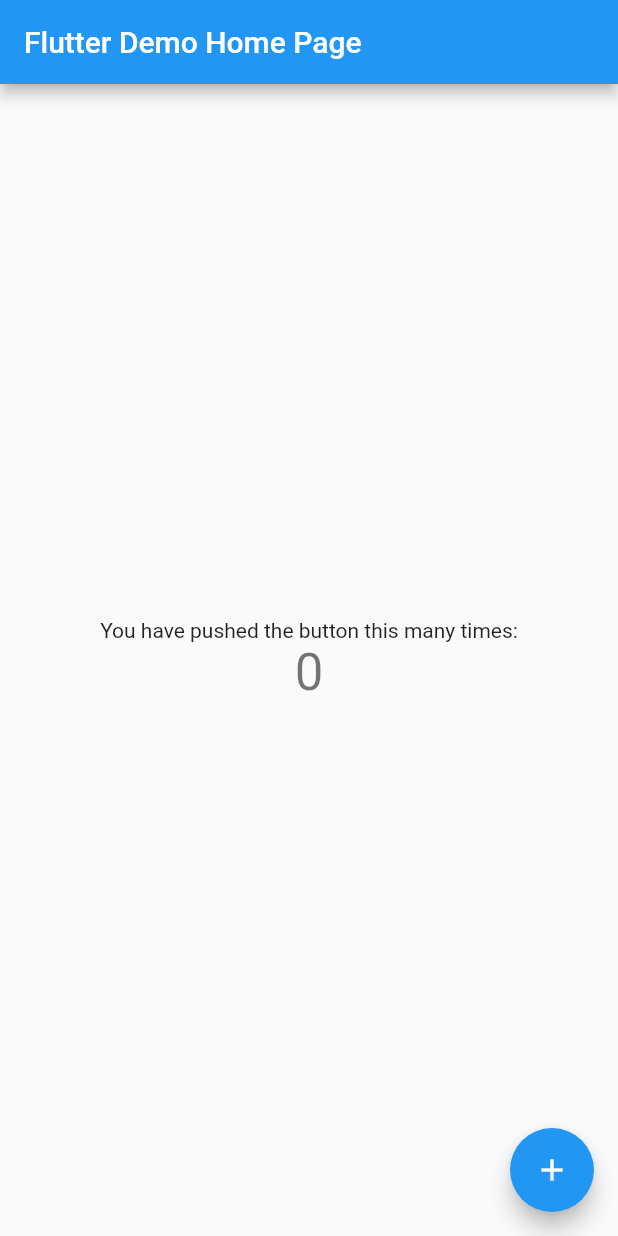
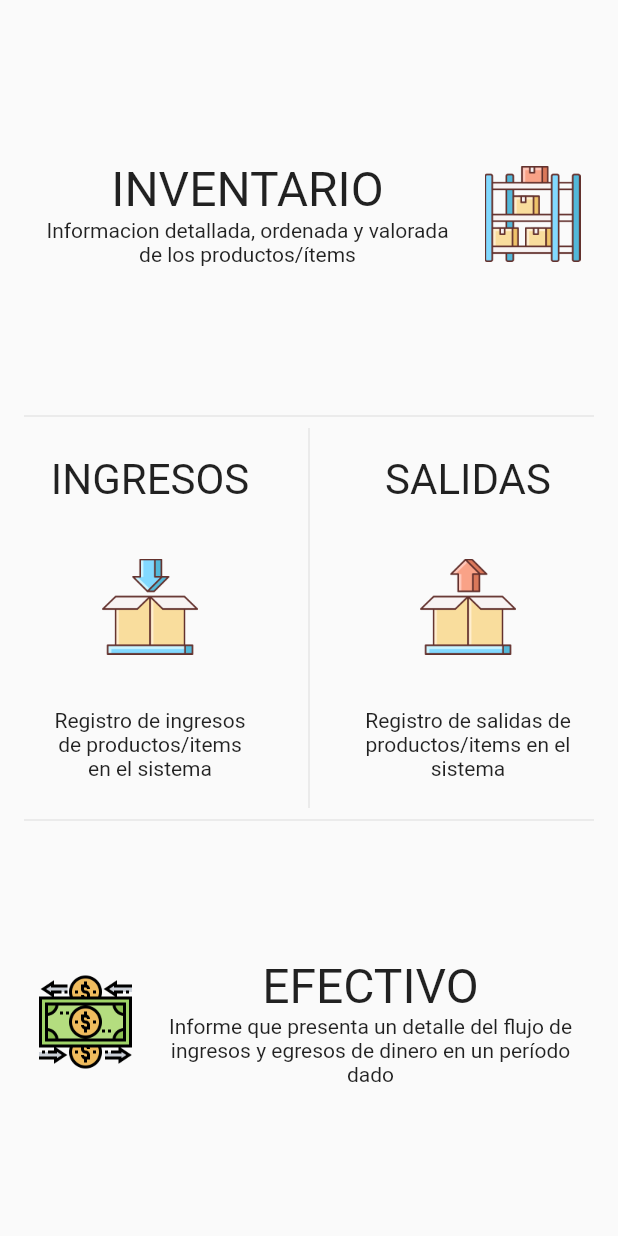
Before and after one commit to marcoleonardini/hackton_pyme_2019, a Flutter app: the screen it shows after launch, on a phone screen of 412 x 824 dp. Run offline on Flutter 3.47's test engine with Material 2 defaults, Android fonts, the light colour scheme and no system bars.

Commit message:
Added Home Screen

```diff
--- a/lib/main.dart
+++ b/lib/main.dart
@@ -1,4 +1,5 @@
 import 'package:flutter/material.dart';
+import 'package:hackaton_pyme_2019/ui/pages/home.page.dart';
 
 void main() => runApp(MyApp());
 
@@ -7,58 +8,14 @@
   @override
   Widget build(BuildContext context) {
     return MaterialApp(
+      debugShowCheckedModeBanner: false,
       title: 'Flutter Demo',
       theme: ThemeData(
         primarySwatch: Colors.blue,
       ),
-      home: MyHomePage(title: 'Flutter Demo Home Page'),
+      routes: {
+        '/': (context) => HomePage(),
+      },
     );
   }
 }
-
-class MyHomePage extends StatefulWidget {
-  MyHomePage({Key key, this.title}) : super(key: key);
-
-  final String title;
-
-  @override
-  _MyHomePageState createState() => _MyHomePageState();
-}
-
-class _MyHomePageState extends State<MyHomePage> {
-  int _counter = 0;
-
-  void _incrementCounter() {
-    setState(() {
-      _counter++;
-    });
-  }
-
-  @override
-  Widget build(BuildContext context) {
-    return Scaffold(
-      appBar: AppBar(
-        title: Text(widget.title),
-      ),
-      body: Center(
-        child: Column(
-          mainAxisAlignment: MainAxisAlignment.center,
-          children: <Widget>[
-            Text(
-              'You have pushed the button this many times:',
-            ),
-            Text(
-              '$_counter',
-              style: Theme.of(context).textTheme.display1,
-            ),
-          ],
-        ),
-      ),
-      floatingActionButton: FloatingActionButton(
-        onPressed: _incrementCounter,
-        tooltip: 'Increment',
-        child: Icon(Icons.add),
-      ),
-    );
-  }
-}
--- /dev/null
+++ b/lib/ui/pages/home.page.dart
@@ -0,0 +1,160 @@
+import 'package:flutter/material.dart';
+
+class HomePage extends StatelessWidget {
+  @override
+  Widget build(BuildContext context) {
+    return SafeArea(
+      child: Scaffold(
+        body: Container(
+          padding: EdgeInsets.all(16.0),
+          height: MediaQuery.of(context).size.height,
+          width: MediaQuery.of(context).size.width,
+          child: Column(
+            children: <Widget>[
+              _inventarios(),
+              Divider(),
+              _gestion(),
+              Divider(),
+              _flujoDeCaja(),
+            ],
+          ),
+        ),
+      ),
+    );
+  }
+
+  Widget _inventarios() {
+    return Expanded(
+      child: Container(
+        child: Row(
+          mainAxisAlignment: MainAxisAlignment.spaceAround,
+          children: <Widget>[
+            Column(
+              mainAxisAlignment: MainAxisAlignment.center,
+              children: <Widget>[
+                Text(
+                  'INVENTARIO',
+                  style: TextStyle(fontSize: 32.0),
+                ),
+                Container(
+                  width: 280.0,
+                  child: Text(
+                    'Informacion detallada, ordenada y valorada de los productos/ítems',
+                    textAlign: TextAlign.center,
+                  ),
+                ),
+              ],
+            ),
+            Image.asset(
+              'assets/stock.png',
+              width: 64,
+            )
+            // Icon(
+            //   Icons.inbox,
+            //   size: 56,
+            // ),
+          ],
+        ),
+      ),
+    );
+  }
+
+  Widget _gestion() {
+    return Expanded(
+      child: Container(
+        child: Row(
+          mainAxisAlignment: MainAxisAlignment.spaceAround,
+          children: <Widget>[
+            Column(
+              mainAxisAlignment: MainAxisAlignment.spaceAround,
+              children: <Widget>[
+                Text(
+                  'INGRESOS',
+                  style: TextStyle(fontSize: 28.0),
+                ),
+                Image.asset(
+                  'assets/in.png',
+                  width: 64,
+                ),
+                // Icon(
+                //   Icons.call_missed_outgoing,
+                //   size: 48,
+                // ),
+                Container(
+                  width: 140.0,
+                  //padding: EdgeInsets.all(8.0),
+                  child: Text(
+                    'Registro de ingresos de productos/items en el sistema',
+                    textAlign: TextAlign.center,
+                  ),
+                ),
+              ],
+            ),
+            VerticalDivider(),
+            Column(
+              mainAxisAlignment: MainAxisAlignment.spaceAround,
+              children: <Widget>[
+                Text(
+                  'SALIDAS',
+                  style: TextStyle(fontSize: 28.0),
+                ),
+                Image.asset(
+                  'assets/out.png',
+                  width: 64.0,
+                ),
+                // Icon(
+                //   Icons.call_missed_outgoing,
+                //   size: 48,
+                // ),
+                Container(
+                  width: 140.0,
+                  // padding: EdgeInsets.all(8.0),
+                  child: Text(
+                    'Registro de salidas de productos/items en el sistema',
+                    textAlign: TextAlign.center,
+                  ),
+                ),
+              ],
+            ),
+          ],
+        ),
+      ),
+    );
+  }
+
+  Widget _flujoDeCaja() {
+    return Expanded(
+      child: Container(
+        child: Row(
+          mainAxisAlignment: MainAxisAlignment.spaceAround,
+          children: <Widget>[
+            Image.asset(
+              'assets/cash.png',
+              width: 64.0,
+            ),
+            Column(
+              mainAxisAlignment: MainAxisAlignment.center,
+              children: <Widget>[
+                Text(
+                  'EFECTIVO',
+                  style: TextStyle(fontSize: 32.0),
+                ),
+                Container(
+                  width: 280.0,
+                  child: Text(
+                    'Informe que presenta un detalle del flujo de ingresos y egresos de dinero en un período dado',
+                    textAlign: TextAlign.center,
+                  ),
+                ),
+              ],
+            ),
+            // Icon(
+            //   Icons.inbox,
+            //   size: 56,
+            // ),
+          ],
+        ),
+      ),
+    );
+  }
+}
```
Also changed, not shown: pubspec.yaml (+6 -2 lines), assets/cash.png (added), assets/in.png (added), assets/inventory.png (added), assets/out.png (added), assets/stock.png (added).
